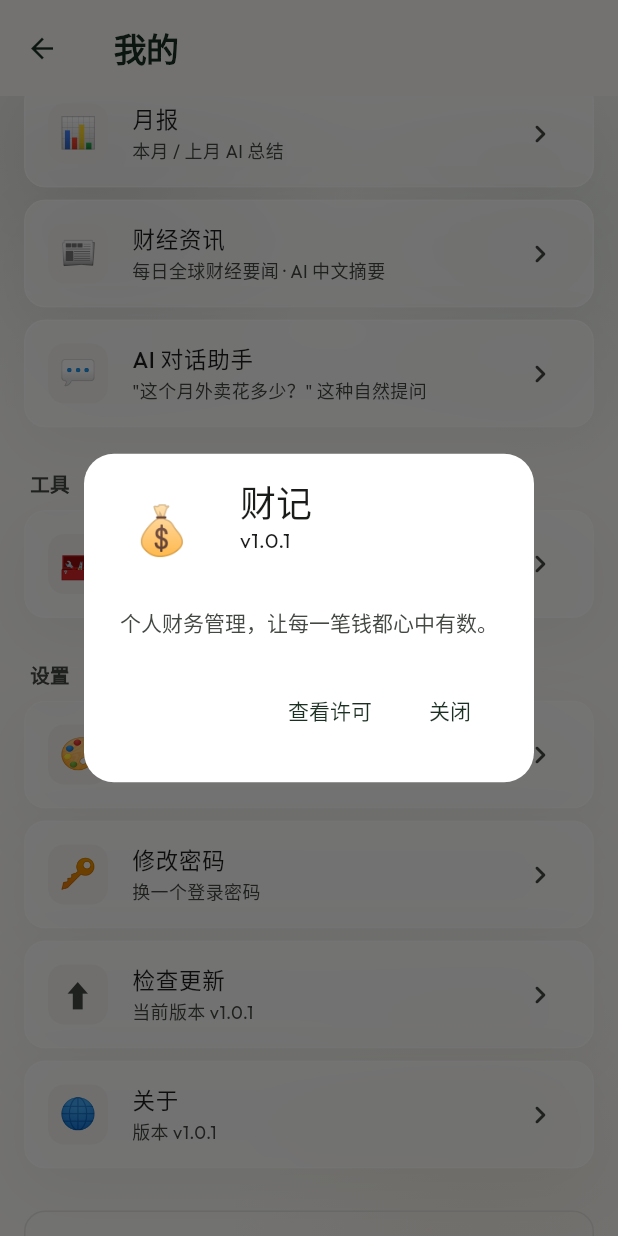
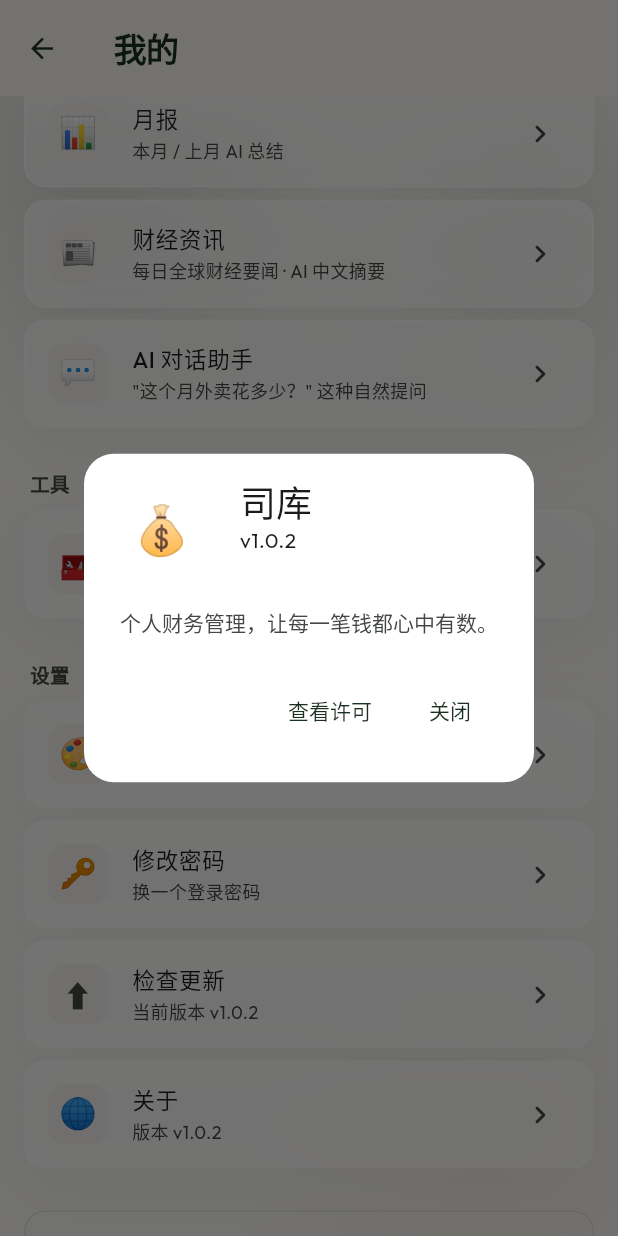
Before and after one commit to vic-vic-yang/finance-app, a Flutter app: the ProfileScreen screen opened directly, scrolled down 576 dp, after a tap on "关于", on a phone screen of 412 x 824 dp. Run offline on Flutter 3.47's test engine with Material 3 defaults, Android fonts, the phone set to English and light mode, and no system bars; our stand-ins replace file_picker, fl_chart, flutter_secure_storage, google_fonts, shared_preferences; missing offline and left inert: dart_sm_new; accounts and stored records are empty; network calls fail.

Commit message:
feat: 品牌升级——改名「司库」+ 新图标 + 启动页
- 全 App 用户可见名 财记 → 司库（标题/启动/登录/关于/AI 助手）
- 新 App 图标(金库门 logo)：flutter_launcher_icons 生成各密度 + 自适应图标
- 启动页：flutter_native_splash 生成(白底 logo 居中, 含 Android12 与深色变体)
- 版本 1.0.2+3

Co-Authored-By: Claude Opus 4.8 <noreply@anthropic.com>

```diff
--- a/lib/core/app_version.dart
+++ b/lib/core/app_version.dart
@@ -1,4 +1,4 @@
 /// 当前 App 版本信息 —— 由发布脚本（发布新版.bat / release.js）自动更新。
 /// 手动改请同步 pubspec.yaml 的 version 字段。
-const String kAppVersion = '1.0.1';
-const int kAppBuildNumber = 2;
+const String kAppVersion = '1.0.2';
+const int kAppBuildNumber = 3;
--- a/lib/main.dart
+++ b/lib/main.dart
@@ -61,7 +61,7 @@ class FinanceApp extends StatelessWidget {
     return AnimatedBuilder(
       animation: ThemeService.instance.revision,
       builder: (_, __) => MaterialApp(
-        title: '财记',
+        title: '司库',
         debugShowCheckedModeBanner: false,
         theme: AppTheme.build(),
         // 中文本地化：让 DatePicker / TimePicker / 系统对话框都说中文
@@ -121,7 +121,7 @@ class _SplashScreenState extends State<_SplashScreen> {
             children: [
               const Text('💰', style: TextStyle(fontSize: 64)),
               const SizedBox(height: 16),
-              Text('财记',
+              Text('司库',
                   style: TextStyle(
                       fontSize: 24,
                       fontWeight: FontWeight.bold,
--- a/lib/screens/chat_screen.dart
+++ b/lib/screens/chat_screen.dart
@@ -164,7 +164,7 @@ class _ChatScreenState extends State<ChatScreen> {
   Widget build(BuildContext context) {
     return Scaffold(
       backgroundColor: AppColors.bg,
-      appBar: const AuraAppBar(title: '财记助手'),
+      appBar: const AuraAppBar(title: '司库助手'),
       body: AuraBackground(
         child: Column(
           children: [
--- a/lib/screens/home_screen.dart
+++ b/lib/screens/home_screen.dart
@@ -297,7 +297,7 @@ class _HomeScreenState extends State<HomeScreen>
           Padding(
             padding: const EdgeInsets.only(right: 16),
             child: AiButton(
-              tooltip: '财记助手',
+              tooltip: '司库助手',
               onTap: () => Navigator.push(
                 context,
                 MaterialPageRoute(
--- a/lib/screens/login_screen.dart
+++ b/lib/screens/login_screen.dart
@@ -175,7 +175,7 @@ class _LoginScreenState extends State<LoginScreen> {
                     ),
                     const SizedBox(height: 22),
                     Text(
-                      '财记',
+                      '司库',
                       textAlign: TextAlign.center,
                       style: TextStyle(
                         fontSize: 30,
--- a/lib/screens/profile_screen.dart
+++ b/lib/screens/profile_screen.dart
@@ -711,7 +711,7 @@ class _ProfileScreenState extends State<ProfileScreen>
   void _showAbout() {
     showAboutDialog(
       context: context,
-      applicationName: '财记',
+      applicationName: '司库',
       applicationVersion: 'v$kAppVersion',
       applicationIcon: const Padding(
         padding: EdgeInsets.all(8),
```
Also changed, not shown: pubspec.yaml (+25 -2 lines), assets/icon/app_icon.png (added), 37 other files.
